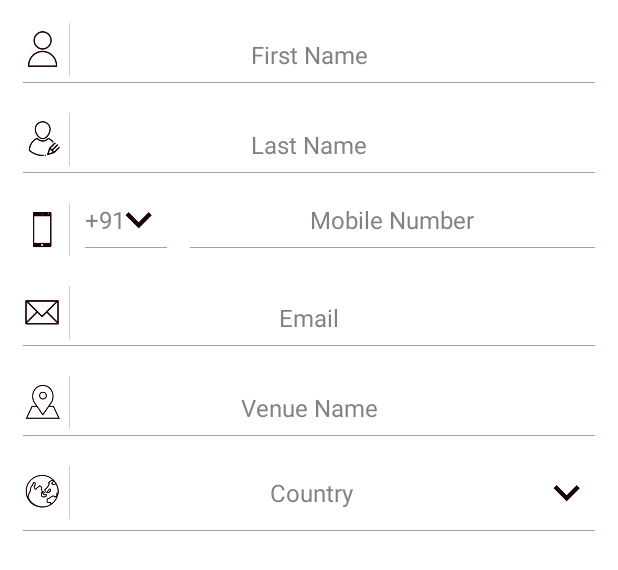
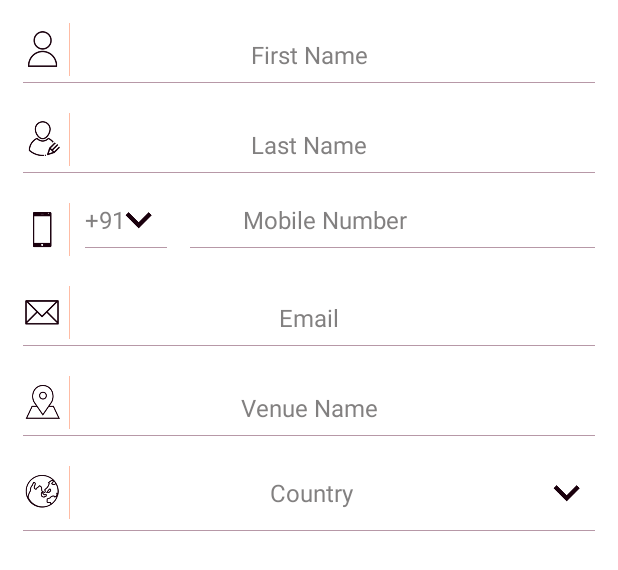
Before and after one commit to KyrosTechnologies/Bar, an Android app: the layout activity_sign_up.xml on its own in the app's theme, with its tools: preview values and no code run, on a phone screen of 412 x 824 dp. Shown: the top 570 px of the screen. Run offline under Robolectric (Android 15) with nearby library versions, the phone set to English and light mode, and no system bars; network calls fail.

Commit message:
created new branch for working to delivery

```diff
--- a/app/src/main/java/com/kyros/technologies/bar/Common/activity/Activity/SplashActivity.java
+++ b/app/src/main/java/com/kyros/technologies/bar/Common/activity/Activity/SplashActivity.java
@@ -11,6 +11,7 @@ import android.view.View;
 import android.view.Window;
 import android.view.WindowManager;
 
+import com.kyros.technologies.bar.Inventory.Activity.Activity.BarActivity;
 import com.kyros.technologies.bar.R;
 
 public class SplashActivity extends AppCompatActivity {
@@ -28,7 +29,7 @@ public class SplashActivity extends AppCompatActivity {
         new Handler().postDelayed(new Runnable() {
             @Override
             public void run() {
-                final Intent mainIntent = new Intent(SplashActivity.this, LandingActivity.class);
+                final Intent mainIntent = new Intent(SplashActivity.this, BarActivity.class);
                 SplashActivity.this.startActivity(mainIntent);
                 SplashActivity.this.finish();
             }
--- a/app/src/main/java/com/kyros/technologies/bar/utils/EndURL.java
+++ b/app/src/main/java/com/kyros/technologies/bar/utils/EndURL.java
@@ -6,7 +6,7 @@ package com.kyros.technologies.bar.utils;
 
 public class EndURL {
 
-      public static final String URL="http://192.168.0.121:8080/Bar/rest/";
+      public static final String URL="http://192.168.0.116:8080/Bar/rest/";
 //        public static final String URL="http://bardemotest.azurewebsites.net/rest/";
 
 }
--- a/app/src/main/res/layout/activity_login.xml
+++ b/app/src/main/res/layout/activity_login.xml
@@ -54,6 +54,7 @@
                     android:layout_height="wrap_content"
                     android:hint="Email Address"
                     android:singleLine="true"
+                    android:inputType="textEmailAddress"
                     android:textColorHint="@color/edit"
                     android:textAlignment="center"
                     android:background="@android:color/transparent"
--- a/app/src/main/res/layout/activity_sign_up.xml
+++ b/app/src/main/res/layout/activity_sign_up.xml
@@ -9,7 +9,9 @@
 
     <ScrollView
         android:layout_width="match_parent"
-        android:layout_height="match_parent">
+        android:layout_height="match_parent"
+        android:layout_alignParentTop="true"
+        android:layout_alignParentStart="true">
 
         <LinearLayout
             android:layout_width="match_parent"
@@ -174,6 +176,7 @@
                             android:layout_width="match_parent"
                             android:layout_height="wrap_content"
                             android:hint="Mobile Number"
+                            android:layout_marginRight="90dp"
                             android:textColorHint="@color/edit"
                             android:textAlignment="center"
                             android:background="@android:color/transparent"
--- a/app/src/main/res/layout/image_slide.xml
+++ b/app/src/main/res/layout/image_slide.xml
@@ -161,6 +161,7 @@
                 android:layout_height="wrap_content"
                 android:layout_gravity="center"
                 android:text=""
+                android:maxLines="1"
                 android:textColor="@color/edit"
                 android:textSize="18sp" />
 
```
